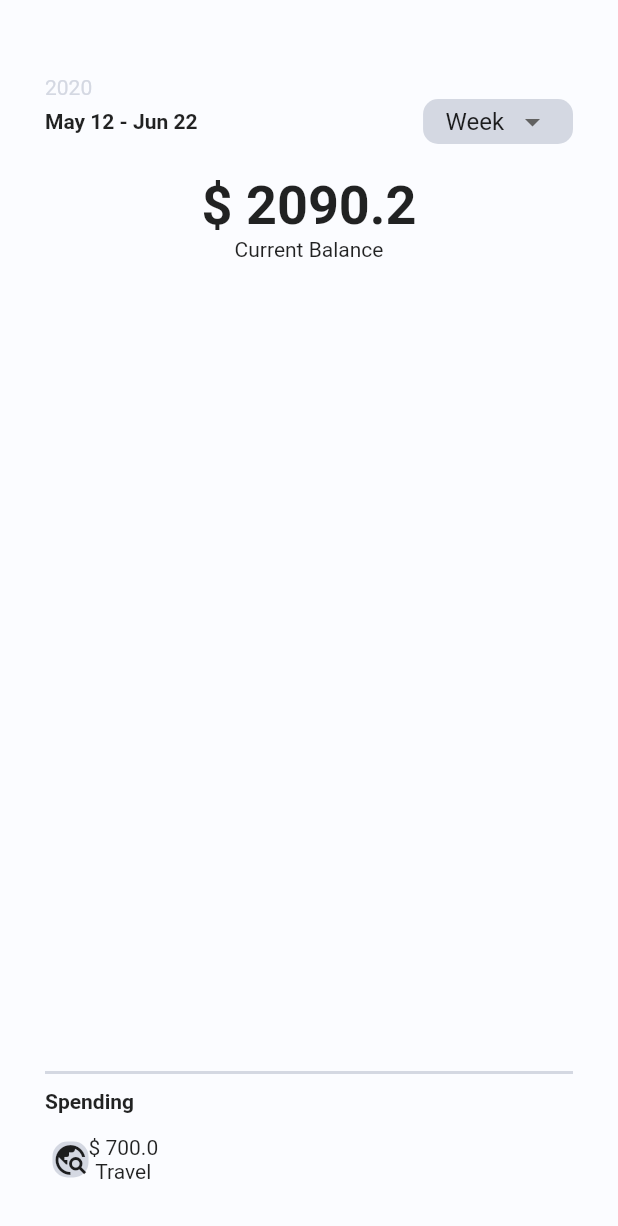
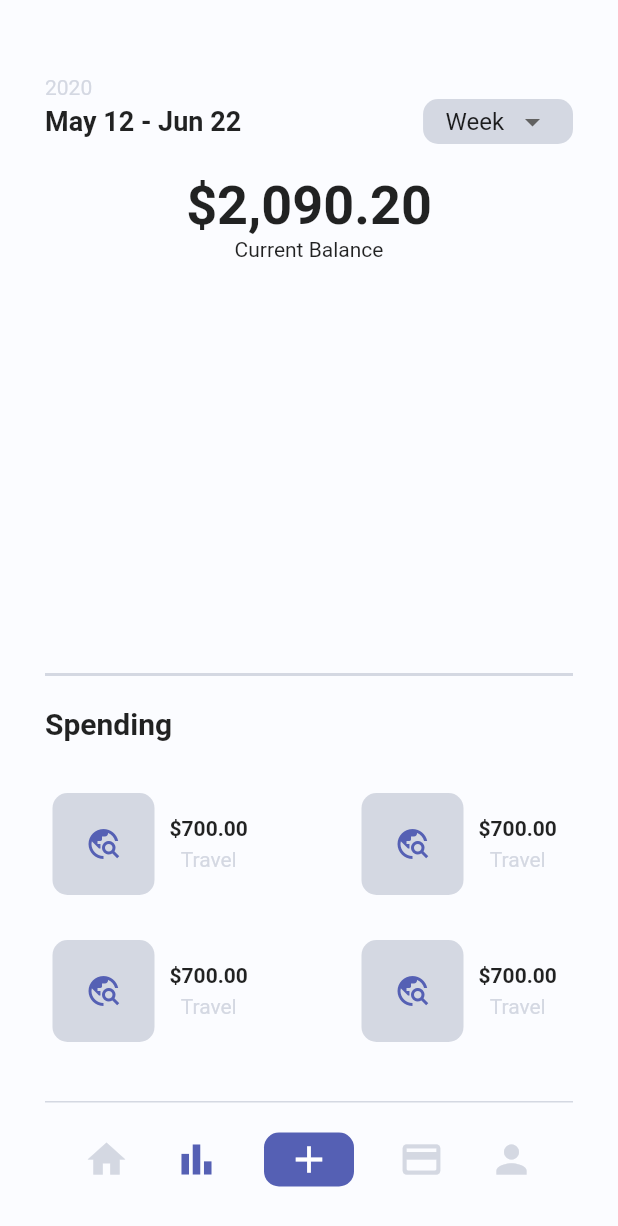
Before and after one commit to Perception12/flutter_banking_ui, a Flutter app: the screen it shows after launch, on a phone screen of 412 x 824 dp. Shown: the top 1226 px of the screen. Run offline on Flutter 3.47's test engine with Material 2 defaults, Android fonts, the light colour scheme and no system bars.

Commit message:
complete main UI excluding charts

```diff
--- a/lib/screens/components/purchase.dart
+++ b/lib/screens/components/purchase.dart
@@ -1,31 +1,48 @@
 import 'package:flutter/material.dart';
+import 'package:intl/intl.dart';
 import '../../colors.dart' as color;
+
+final formatCurrency = NumberFormat.simpleCurrency();
 
 class Purchase extends StatelessWidget {
   final String name;
   final Icon icon;
   final double price;
-  const Purchase(
-      {Key? key, required this.name, required this.icon, required this.price})
-      : super(key: key);
+  const Purchase({
+    Key? key,
+    required this.name,
+    required this.icon,
+    required this.price,
+  }) : super(key: key);
 
   @override
   Widget build(BuildContext context) {
     return Container(
       padding: const EdgeInsets.all(5),
+      width: MediaQuery.of(context).size.width / 2 - 60,
       child: Row(
         children: [
           Container(
+            width: MediaQuery.of(context).size.width / 4 - 35,
+            height: MediaQuery.of(context).size.width / 4 - 35,
             decoration: BoxDecoration(
               color: color.AppColor.greyColor,
               borderRadius: const BorderRadius.all(Radius.circular(10)),
             ),
             child: icon,
           ),
+          const SizedBox(width: 10),
           Column(
             children: [
-              Text("\$ $price"),
-              Text(name),
+              Text(formatCurrency.format(price),
+                  style: const TextStyle(fontWeight: FontWeight.bold)),
+              const SizedBox(height: 5),
+              Text(
+                name,
+                style: TextStyle(
+                  color: color.AppColor.greyColor,
+                ),
+              ),
             ],
           )
         ],
--- a/lib/screens/statistics_page.dart
+++ b/lib/screens/statistics_page.dart
@@ -1,10 +1,12 @@
-import 'dart:ffi';
-
 import 'package:flutter/material.dart';
+import 'package:intl/intl.dart';
+import 'dart:ui';
 import '../colors.dart' as color;
 import 'components/barchart.dart';
 import 'components/piechart.dart';
 import 'components/purchase.dart';
+
+final formatCurrency = NumberFormat.simpleCurrency();
 
 class StatisticsPage extends StatefulWidget {
   const StatisticsPage({Key? key}) : super(key: key);
@@ -15,8 +17,7 @@ class StatisticsPage extends StatefulWidget {
 
 class _StatisticsPageState extends State<StatisticsPage> {
   String period = 'Week';
-  double balance = 2090.20;
-
+  final double _balance = 2090.20;
   @override
   Widget build(BuildContext context) {
     return Scaffold(
@@ -37,7 +38,7 @@ class _StatisticsPageState extends State<StatisticsPage> {
               children: [
                 const Text(
                   "May 12 - Jun 22",
-                  style: TextStyle(fontWeight: FontWeight.bold),
+                  style: TextStyle(fontWeight: FontWeight.bold, fontSize: 18),
                 ),
                 Expanded(child: Container()),
                 Container(
@@ -77,7 +78,7 @@ class _StatisticsPageState extends State<StatisticsPage> {
               child: Column(
                 children: [
                   Text(
-                    "\$ $balance",
+                    formatCurrency.format(_balance),
                     style: const TextStyle(
                       fontSize: 36,
                       fontWeight: FontWeight.bold,
@@ -87,29 +88,120 @@ class _StatisticsPageState extends State<StatisticsPage> {
                 ],
               ),
             ),
-            Expanded(
+            SizedBox(
+              height: MediaQuery.of(context).size.height / 3,
               child: period == 'Week' ? const BarChart() : const PieChart(),
             ),
             Container(
               height: 2,
               color: color.AppColor.greyColor,
             ),
-            const SizedBox(height: 10),
+            const SizedBox(height: 20),
             const Text(
               "Spending",
               style: TextStyle(
                 fontWeight: FontWeight.bold,
+                fontSize: 20,
               ),
             ),
-            const SizedBox(height: 10),
+            const SizedBox(height: 30),
             Row(
-              children: const [
+              children: [
                 Purchase(
-                    name: "Travel",
-                    icon: Icon(Icons.travel_explore),
-                    price: 700.00),
+                  name: "Travel",
+                  icon: Icon(
+                    Icons.travel_explore,
+                    color: color.AppColor.primaryColor,
+                  ),
+                  price: 700.00,
+                ),
+                const SizedBox(width: 60),
+                Purchase(
+                  name: "Travel",
+                  icon: Icon(
+                    Icons.travel_explore,
+                    color: color.AppColor.primaryColor,
+                  ),
+                  price: 700.00,
+                ),
               ],
             ),
+            const SizedBox(height: 20),
+            Row(
+              children: [
+                Purchase(
+                  name: "Travel",
+                  icon: Icon(
+                    Icons.travel_explore,
+                    color: color.AppColor.primaryColor,
+                  ),
+                  price: 700.00,
+                ),
+                Expanded(child: Container()),
+                Purchase(
+                  name: "Travel",
+                  icon: Icon(
+                    Icons.travel_explore,
+                    color: color.AppColor.primaryColor,
+                  ),
+                  price: 700.00,
+                ),
+              ],
+            ),
+            Expanded(child: Container()),
+            SizedBox(
+              height: 60,
+              child: Column(
+                children: [
+                  Container(
+                    width: double.infinity,
+                    height: 1,
+                    color: color.AppColor.greyColor,
+                  ),
+                  const SizedBox(height: 20),
+                  Row(
+                    mainAxisAlignment: MainAxisAlignment.center,
+                    children: [
+                      Icon(
+                        Icons.home,
+                        size: 30,
+                        color: color.AppColor.greyColor,
+                      ),
+                      const SizedBox(width: 30),
+                      Icon(
+                        Icons.bar_chart,
+                        size: 30,
+                        color: color.AppColor.primaryColor,
+                      ),
+                      const SizedBox(width: 30),
+                      Container(
+                        width: 60,
+                        padding: const EdgeInsets.only(top: 3, bottom: 3),
+                        decoration: BoxDecoration(
+                          color: color.AppColor.primaryColor,
+                          borderRadius:
+                              const BorderRadius.all(Radius.circular(10)),
+                        ),
+                        child: const Icon(Icons.add,
+                            size: 30, color: Colors.white),
+                      ),
+                      const SizedBox(width: 30),
+                      Icon(
+                        Icons.credit_card_rounded,
+                        size: 30,
+                        color: color.AppColor.greyColor,
+                      ),
+                      const SizedBox(width: 30),
+                      Icon(
+                        Icons.person,
+                        size: 30,
+                        color: color.AppColor.greyColor,
+                      ),
+                    ],
+                  ),
+                ],
+              ),
+            )
           ],
         ),
       ),
--- a/pubspec.yaml
+++ b/pubspec.yaml
@@ -29,6 +29,7 @@ environment:
 dependencies:
   flutter:
     sdk: flutter
+  intl: ^0.17.0
 
 
   # The following adds the Cupertino Icons font to your application.
```
Also changed, not shown: pubspec.lock.
